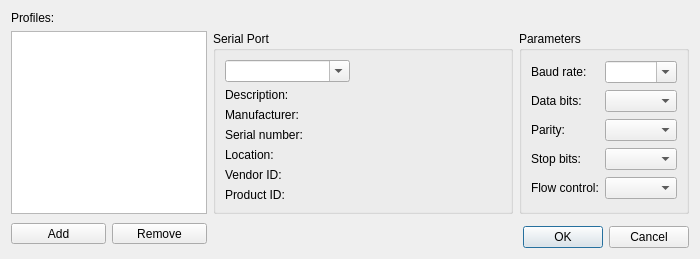
Above: ui/settingsdialog.ui from ivanovp/iserterm before the change. Below: the same form after it.
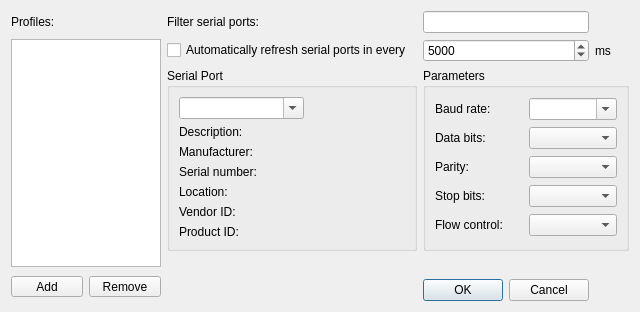
That is the form after the change.

Commit message: Auto refresh implemented, implementation of auto logging started

Diff of the .ui file:
```diff
--- a/ui/settingsdialog.ui
+++ b/ui/settingsdialog.ui
@@ -6,15 +6,18 @@
    <rect>
     <x>0</x>
     <y>0</y>
-    <width>700</width>
-    <height>257</height>
+    <width>640</width>
+    <height>292</height>
    </rect>
   </property>
   <property name="windowTitle">
    <string>Serial port settings</string>
   </property>
   <layout class="QGridLayout" name="gridLayout_3">
-   <item row="5" column="0" rowspan="2">
+   <item row="1" column="0" rowspan="4">
+    <widget class="QListWidget" name="profileListWidget"/>
+   </item>
+   <item row="7" column="0" rowspan="2">
     <layout class="QHBoxLayout" name="horizontalLayout">
      <item>
       <widget class="QToolButton" name="addButton">
@@ -44,90 +47,7 @@
      </item>
     </layout>
    </item>
-   <item row="1" column="4">
-    <widget class="QGroupBox" name="selectBox">
-     <property name="minimumSize">
-      <size>
-       <width>300</width>
-       <height>0</height>
-      </size>
-     </property>
-     <property name="title">
-      <string>Serial Port</string>
-     </property>
-     <layout class="QGridLayout" name="gridLayout">
-      <item row="0" column="0">
-       <widget class="QComboBox" name="serialPortInfoListBox">
-        <property name="minimumSize">
-         <size>
-          <width>125</width>
-          <height>0</height>
-         </size>
-        </property>
-        <property name="editable">
-         <bool>true</bool>
-        </property>
-       </widget>
-      </item>
-      <item row="0" column="1">
-       <spacer name="horizontalSpacer_2">
-        <property name="orientation">
-         <enum>Qt::Horizontal</enum>
-        </property>
-        <property name="sizeHint" stdset="0">
-         <size>
-          <width>40</width>
-          <height>20</height>
-         </size>
-        </property>
-       </spacer>
-      </item>
-      <item row="1" column="0" colspan="2">
-       <widget class="QLabel" name="descriptionLabel">
-        <property name="text">
-         <string>Description:</string>
-        </property>
-       </widget>
-      </item>
-      <item row="2" column="0" colspan="2">
-       <widget class="QLabel" name="manufacturerLabel">
-        <property name="text">
-         <string>Manufacturer:</string>
-        </property>
-       </widget>
-      </item>
-      <item row="3" column="0" colspan="2">
-       <widget class="QLabel" name="serialNumberLabel">
-        <property name="text">
-         <string>Serial number:</string>
-        </property>
-       </widget>
-      </item>
-      <item row="4" column="0" colspan="2">
-       <widget class="QLabel" name="locationLabel">
-        <property name="text">
-         <string>Location:</string>
-        </property>
-       </widget>
-      </item>
-      <item row="5" column="0" colspan="2">
-       <widget class="QLabel" name="vidLabel">
-        <property name="text">
-         <string>Vendor ID:</string>
-        </property>
-       </widget>
-      </item>
-      <item row="6" column="0" colspan="2">
-       <widget class="QLabel" name="pidLabel">
-        <property name="text">
-         <string>Product ID:</string>
-        </property>
-       </widget>
-      </item>
-     </layout>
-    </widget>
-   </item>
-   <item row="1" column="5">
+   <item row="2" column="5" rowspan="2" colspan="5">
     <widget class="QGroupBox" name="parametersBox">
      <property name="title">
       <string>Parameters</string>
@@ -190,10 +110,27 @@
      </layout>
     </widget>
    </item>
-   <item row="1" column="0">
-    <widget class="QListWidget" name="profileListWidget"/>
+   <item row="1" column="5">
+    <widget class="QSpinBox" name="autoRefreshSerialPortsSpinBox">
+     <property name="minimum">
+      <number>100</number>
+     </property>
+     <property name="maximum">
+      <number>60000</number>
+     </property>
+     <property name="value">
+      <number>5000</number>
+     </property>
+    </widget>
    </item>
-   <item row="6" column="5">
+   <item row="1" column="6">
+    <widget class="QLabel" name="autoRefreshSerialPortsLabel">
+     <property name="text">
+      <string>ms</string>
+     </property>
+    </widget>
+   </item>
+   <item row="8" column="5">
     <widget class="QDialogButtonBox" name="buttonBox">
      <property name="standardButtons">
       <set>QDialogButtonBox::Cancel|QDialogButtonBox::Ok</set>
@@ -207,6 +144,119 @@
      </property>
     </widget>
    </item>
+   <item row="0" column="5">
+    <widget class="QLineEdit" name="filterSerialPortsLineEdit"/>
+   </item>
+   <item row="1" column="4">
+    <widget class="QCheckBox" name="autoRefreshSerialPortsCheckBox">
+     <property name="text">
+      <string>Automatically refresh serial ports in every</string>
+     </property>
+    </widget>
+   </item>
+   <item row="0" column="4">
+    <widget class="QLabel" name="label_2">
+     <property name="text">
+      <string>Filter serial ports:</string>
+     </property>
+    </widget>
+   </item>
+   <item row="2" column="4" rowspan="2">
+    <widget class="QGroupBox" name="selectBox">
+     <property name="minimumSize">
+      <size>
+       <width>250</width>
+       <height>0</height>
+      </size>
+     </property>
+     <property name="title">
+      <string>Serial Port</string>
+     </property>
+     <layout class="QGridLayout" name="gridLayout">
+      <item row="7" column="0" colspan="2">
+       <widget class="QLabel" name="pidLabel">
+        <property name="text">
+         <string>Product ID:</string>
+        </property>
+       </widget>
+      </item>
+      <item row="1" column="1">
+       <spacer name="horizontalSpacer_2">
+        <property name="orientation">
+         <enum>Qt::Horizontal</enum>
+        </property>
+        <property name="sizeHint" stdset="0">
+         <size>
+          <width>40</width>
+          <height>20</height>
+         </size>
+        </property>
+       </spacer>
+      </item>
+      <item row="5" column="0" colspan="2">
+       <widget class="QLabel" name="locationLabel">
+        <property name="text">
+         <string>Location:</string>
+        </property>
+       </widget>
+      </item>
+      <item row="1" column="0">
+       <widget class="QComboBox" name="serialPortInfoListBox">
+        <property name="minimumSize">
+         <size>
+          <width>125</width>
+          <height>0</height>
+         </size>
+        </property>
+        <property name="editable">
+         <bool>true</bool>
+        </property>
+       </widget>
+      </item>
+      <item row="2" column="0" colspan="2">
+       <widget class="QLabel" name="descriptionLabel">
+        <property name="text">
+         <string>Description:</string>
+        </property>
+       </widget>
+      </item>
+      <item row="6" column="0" colspan="2">
+       <widget class="QLabel" name="vidLabel">
+        <property name="text">
+         <string>Vendor ID:</string>
+        </property>
+       </widget>
+      </item>
+      <item row="4" column="0" colspan="2">
+       <widget class="QLabel" name="serialNumberLabel">
+        <property name="text">
+         <string>Serial number:</string>
+        </property>
+       </widget>
+      </item>
+      <item row="3" column="0" colspan="2">
+       <widget class="QLabel" name="manufacturerLabel">
+        <property name="text">
+         <string>Manufacturer:</string>
+        </property>
+       </widget>
+      </item>
+     </layout>
+    </widget>
+   </item>
+   <item row="1" column="7">
+    <spacer name="horizontalSpacer">
+     <property name="orientation">
+      <enum>Qt::Horizontal</enum>
+     </property>
+     <property name="sizeHint" stdset="0">
+      <size>
+       <width>40</width>
+       <height>20</height>
+      </size>
+     </property>
+    </spacer>
+   </item>
   </layout>
  </widget>
  <resources/>
```
The commit also changes 8 other files.
